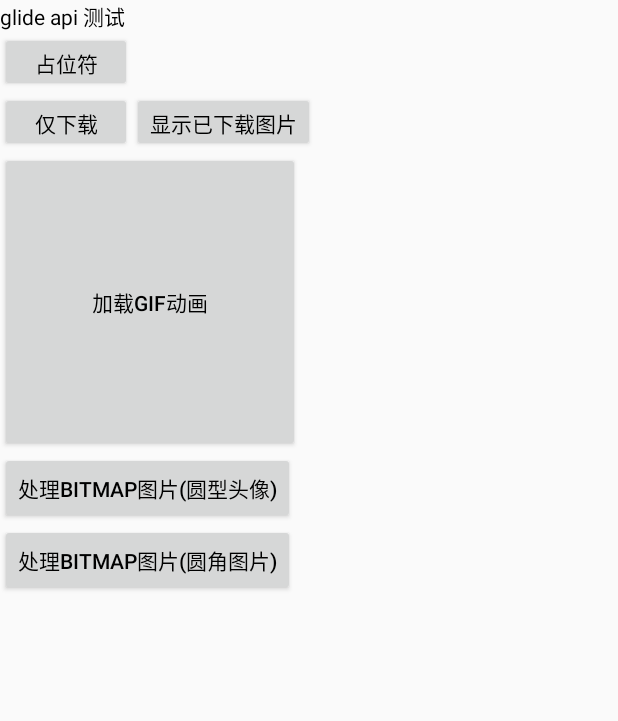
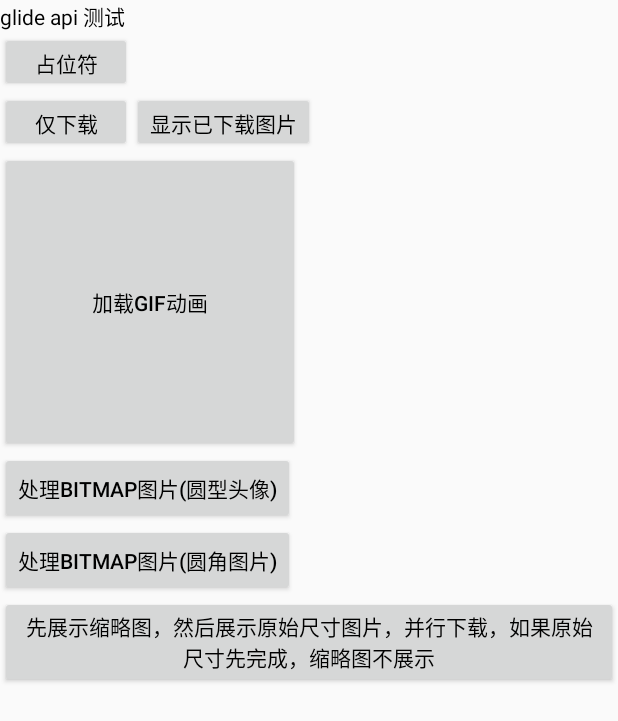
Before and after one commit to wangweijun123/glide_config_test, an Android app: the screen it shows after launch (SecondActivity), after a tap on an icon or button, on a phone screen of 412 x 824 dp. Shown: the top 721 px of the screen. Run offline under Robolectric (Android 15) with nearby library versions, the light colour scheme and no system bars; pictures from the network do not load.

Commit message:
添加缩略图展示,以及总结glide

```diff
--- a/app/src/main/java/com/example/wangweijun/glide/MainActivity.java
+++ b/app/src/main/java/com/example/wangweijun/glide/MainActivity.java
@@ -12,7 +12,6 @@
 import android.widget.ListView;
 import android.widget.TextView;
 
-import com.bumptech.glide.load.resource.drawable.DrawableTransitionOptions;
 import com.example.wangweijun.glide.model.IResponse;
 import com.example.wangweijun.glide.model.RankListModel;
 import com.example.wangweijun.glide.model.RecommendModel;
@@ -44,12 +43,12 @@
             }
         });
         listView  = (ListView)findViewById(R.id.lv);
-        GlideApp.with(getApplicationContext())
-                .load("http://img1.dzwww.com:8080/tupian_pl/20150813/16/7858995348613407436.jpg")
-                .placeholder(R.mipmap.ic_launcher)
-                .override(600, 600)
-                .error(R.mipmap.error)
-                .into(iv);
+//        GlideApp.with(getApplicationContext())
+//                .load("http://img1.dzwww.com:8080/tupian_pl/20150813/16/7858995348613407436.jpg")
+//                .placeholder(R.mipmap.ic_launcher)
+//                .override(600, 600)
+//                .error(R.mipmap.error)
+//                .into(iv);
 
         Callback<IResponse<RankListModel>> callback = new Callback<IResponse<RankListModel>>() {
             @Override
@@ -118,7 +117,7 @@
     private void setValue(ViewHolder viewHolder, RecommendModel.RankRecommedModel model) {
         viewHolder.title_view.setText(model.name);
         GlideApp.with(getApplicationContext()).load(model.icon.url)
-                .transition(new DrawableTransitionOptions().crossFade(200))
+//                .transition(new DrawableTransitionOptions().crossFade(200))
                 .placeholder(R.mipmap.ic_launcher)
                 .into(viewHolder.photo_view);
     }
--- a/app/src/main/java/com/example/wangweijun/glide/SecondActivity.java
+++ b/app/src/main/java/com/example/wangweijun/glide/SecondActivity.java
@@ -16,7 +16,7 @@
 
 public class SecondActivity extends Activity implements View.OnClickListener {
     Button bt1, bt3, bt4, bt5, bt6,bt7;
-    ImageView iv1, iv2, iv3;
+    ImageView iv1, iv2, iv3,iv8;
 
     @Override
     protected void onCreate(Bundle savedInstanceState) {
@@ -39,14 +39,14 @@
         bt6.setOnClickListener(this);
         bt7 = (Button) findViewById(R.id.bt7);
         bt7.setOnClickListener(this);
-
+        findViewById(R.id.bt8).setOnClickListener(this);
 
         iv1 = (ImageView) findViewById(R.id.iv1);
 
         iv2 = (ImageView) findViewById(R.id.iv2);
 
         iv3 = (ImageView) findViewById(R.id.iv3);
-
+        iv8 = (ImageView) findViewById(R.id.iv8);
 //        GlideApp.with(getApplicationContext())
 //                .load("http://img1.dzwww.com:8080/tupian_pl/20150813/16/7858995348613407436ddddddd.jpg")
 //                .placeholder(R.mipmap.ic_launcher)
@@ -59,6 +59,10 @@
     }
 
     String url = "http://img1.dzwww.com:8080/tupian_pl/20150813/16/7858995348613407436.jpg";
+
+    // 缩略图
+    String thumbnailUrl = "http://i3.letvimg.com//lc03_iptv//201803//29//15//50//tmp21e5b0f0-d537-455d-9535-af05031bde53256.png";
+
 
     @Override
     public void onClick(View v) {
@@ -99,7 +103,6 @@
 //                        .load(url)
 //                        .centerCrop()
 //                        .into(iv3);
-
                 GlideApp.with(getApplicationContext())
                         .load(url)
                         .transform(new CircleCrop())
@@ -107,9 +110,17 @@
                 break;
             case R.id.bt7:
                 GlideApp.with(getApplicationContext())
+                    .load(url)
+                    .transform(new ToundedCornerTransformation())
+                    .into(iv3);
+                break;
+            case R.id.bt8:
+                GlideApp.with(getApplicationContext())
                         .load(url)
-                        .transform(new ToundedCornerTransformation())
-                        .into(iv3);
+                        .thumbnail(GlideApp.with(getApplicationContext())
+                                .load(thumbnailUrl)
+                                .override(20))
+                        .into(iv8);
                 break;
             default:
                 break;
--- a/app/src/main/res/layout/activity_second.xml
+++ b/app/src/main/res/layout/activity_second.xml
@@ -77,4 +77,23 @@
         android:layout_height="wrap_content"
         android:textColor="#000000"
         android:text="处理bitmap图片(圆角图片)" />
+
+    <LinearLayout
+        android:layout_width="wrap_content"
+        android:layout_height="wrap_content"
+        android:orientation="vertical">
+
+        <Button
+            android:id="@+id/bt8"
+            android:layout_width="wrap_content"
+            android:layout_height="wrap_content"
+            android:textColor="#000000"
+            android:text="先展示缩略图，然后展示原始尺寸图片，并行下载，如果原始尺寸先完成，缩略图不展示" />
+
+        <ImageView
+            android:layout_width="40dp"
+            android:layout_height="40dp"
+            android:id="@+id/iv8"/>
+    </LinearLayout>
+
 </LinearLayout>
```
Also changed, not shown: app/src/main/java/com/example/wangweijun/glide/MyAppGlideModule.java (+11 -2 lines), 2 other files.
